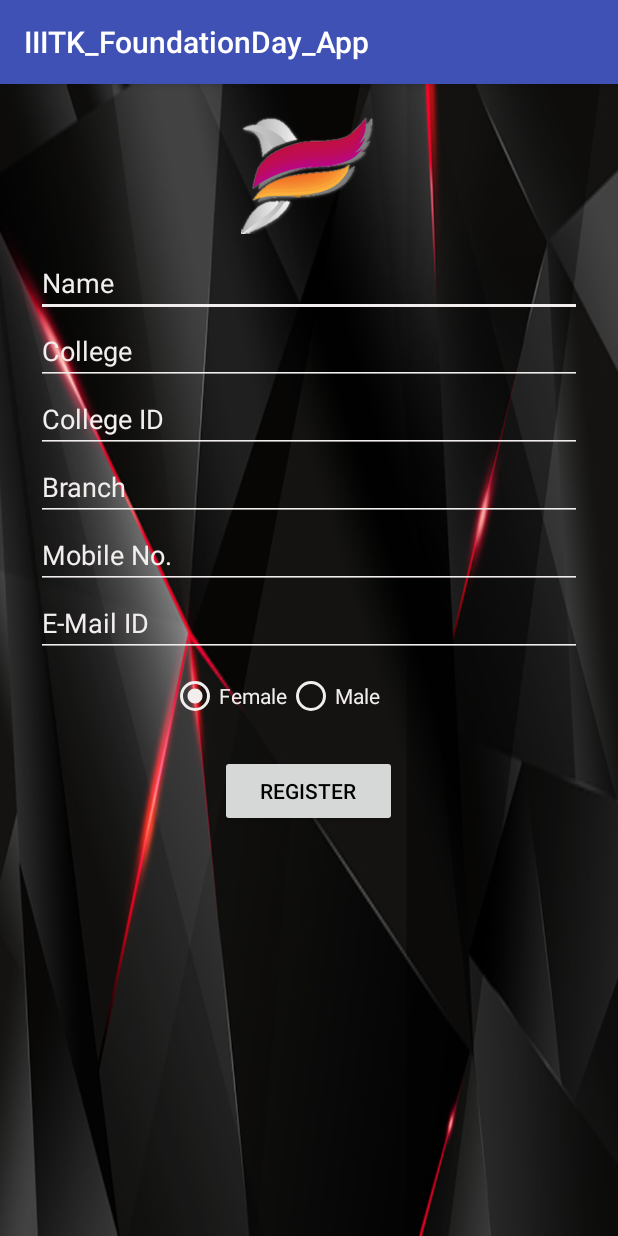
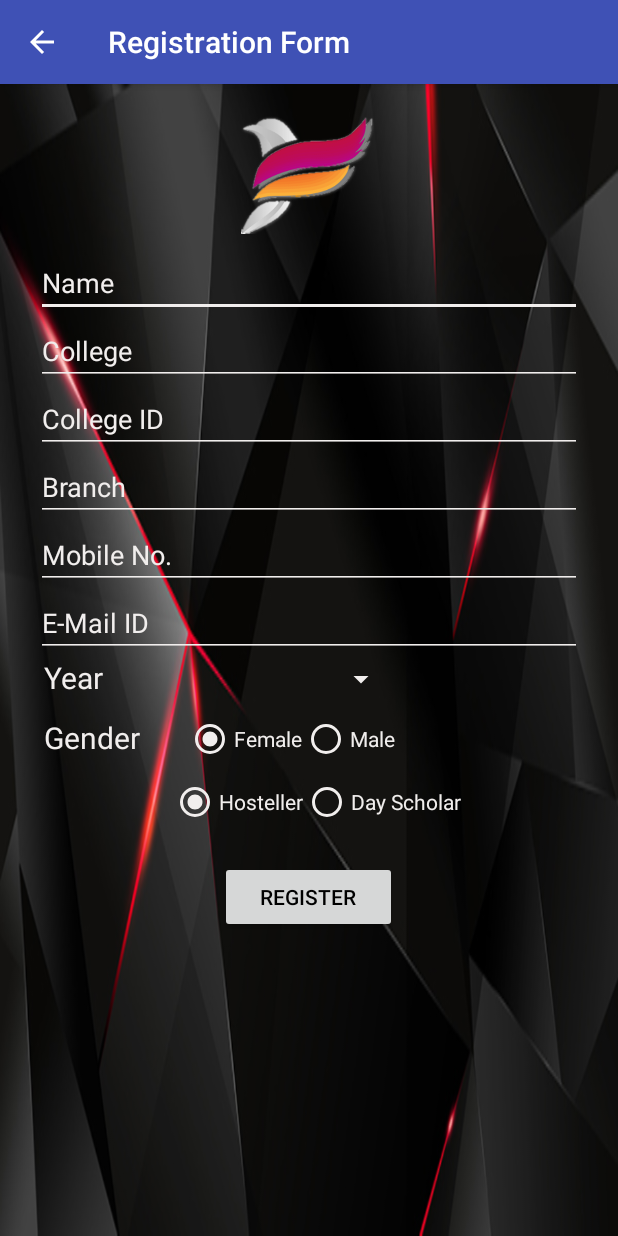
Before and after one commit to sahilayank91/IIITK_FoundationDay_App, an Android app: the Register screen opened directly, with no data from a screen before it, on a phone screen of 412 x 824 dp. Run offline under Robolectric (Android 15) with nearby library versions, the phone set to English and light mode, and no system bars; our stand-ins replace Firebase (no records; nobody signed in at launch, a user with empty details on screens opened directly).

Commit message:
Gender and Mode of Stay updated

```diff
--- a/app/src/main/java/sahil/iiitk_foundationday_app/Register.java
+++ b/app/src/main/java/sahil/iiitk_foundationday_app/Register.java
@@ -7,9 +7,11 @@ import android.support.v7.app.AppCompatActivity;
 import android.os.Bundle;
 import android.util.Log;
 import android.view.View;
+import android.widget.ArrayAdapter;
 import android.widget.EditText;
 import android.widget.RadioButton;
 import android.widget.RadioGroup;
+import android.widget.Spinner;
 import android.widget.Toast;
 import android.util.Patterns;
 
@@ -32,17 +34,23 @@ public class Register extends AppCompatActivity {
     public FirebaseDatabase database;
     public SharedPreferences userdetails;
     public EditText name, college, college_id, department, phone, email;
-    public RadioGroup radioGroup;
-    public RadioButton radioButton;
-    public int selectedId;
+    public RadioGroup radioGroup, mocGroup;
+    public RadioButton radioButton, mocButton;
+    public int selectedId, mocID;
     public String regphone = "^[6789]\\d{9}$";
-    public String gender="", body="", bundle_name="", bundle_email="", bundle_phone="";
+    public String gender = "Female", body = "", bundle_name = "", bundle_email = "", bundle_phone = "", year = "", mos = "Hosteller";
     User user = new User();
 
     @Override
     protected void onCreate(Bundle savedInstanceState) {
         super.onCreate(savedInstanceState);
         setContentView(R.layout.activity_register);
+
+        if(getSupportActionBar() != null){
+            getSupportActionBar().setTitle("Registration Form");
+            getSupportActionBar().setHomeButtonEnabled(true);
+            getSupportActionBar().setDisplayHomeAsUpEnabled(true);
+        }
 
         setRequestedOrientation(ActivityInfo.SCREEN_ORIENTATION_PORTRAIT);
 
@@ -65,7 +73,18 @@ public class Register extends AppCompatActivity {
             email.setText(bundle_email);
             phone.setText(bundle_phone);
         }
+
+        String[] arraySpinner = new String[] {
+                "1", "2", "3", "4"
+        };
+        Spinner s = (Spinner) findViewById(R.id.Year);
+        ArrayAdapter<String> adapter = new ArrayAdapter<String>(this,
+                android.R.layout.simple_spinner_item, arraySpinner);
+        adapter.setDropDownViewResource(android.R.layout.simple_spinner_dropdown_item);
+        s.setAdapter(adapter);
+        year = s.getSelectedItem().toString();
     }
+
 
     public void onRadioButtonClicked(View view){
         radioGroup = (RadioGroup) findViewById(R.id.rad);
@@ -74,6 +93,14 @@ public class Register extends AppCompatActivity {
         // find the radiobutton by returned id
         radioButton = (RadioButton) findViewById(selectedId);
         gender = radioButton.getText().toString();
+    }
+
+    public void onMocButtonClicked(View view){
+        mocGroup = (RadioGroup)findViewById(R.id.moc);
+        mocID = mocGroup.getCheckedRadioButtonId();
+
+        mocButton = (RadioButton)findViewById(mocID);
+        mos = mocButton.getText().toString();
     }
 
     public void getFFid(){
@@ -162,6 +189,16 @@ public class Register extends AppCompatActivity {
             flag = 1;
         }
 
+        if(year.length() == 0){
+            Toast.makeText(this, "Enter correct year", Toast.LENGTH_SHORT).show();
+            flag = 1;
+        }
+
+        if(mocID < 0){
+            mocButton.setError("Mode of Stay is required!");
+            flag = 1;
+        }
+
         if(flag == 0)
             return true;
         else
@@ -179,6 +216,8 @@ public class Register extends AppCompatActivity {
             user.setCollege(college.getText().toString());
             user.setCollegeid(college_id.getText().toString());
             user.setGender(gender);
+            user.setYear(year);
+            user.setMos(mos);
             getFFid();
         }
         else{
@@ -203,6 +242,9 @@ public class Register extends AppCompatActivity {
         editor.putString("college",college.getText().toString());
         editor.putString("collegeid",college_id.getText().toString());
         editor.putString("gender", gender);
+        editor.putString("Year", year);
+        editor.putString("MOS", mos);
+        editor.putString("FFID", ""+id);
         editor.apply();
     }
 }
--- a/app/src/main/java/sahil/iiitk_foundationday_app/model/User.java
+++ b/app/src/main/java/sahil/iiitk_foundationday_app/model/User.java
@@ -9,7 +9,7 @@ import org.json.JSONObject;
 public class User {
 
 	private long user_id;
-	private String name,email,password,salt,phone,otp,department,college,collegeid, gender;
+	private String name,email,password,salt,phone,otp,department,college,collegeid, gender, year, mos;
 	private int account_level;
 
 
@@ -28,6 +28,8 @@ public class User {
 		if(author.has("college"))this.college = author.getString("college");
 		if(author.has("collegeid"))this.collegeid = author.getString("collegeid");
 		if(author.has("gender"))this.gender = author.getString("gender");
+		if(author.has("year"))this.year = author.getString("year");
+		if(author.has("mos"))this.mos = author.getString("mos");
 	}
 
 	public User(Context context){
@@ -80,10 +82,12 @@ public class User {
 	}
 	public String getOTP(){ return otp;}
 	public void setOtp(String otp){this.otp = otp; }
-
+	public String getYear(){ return year;}
+	public void setYear(String year){this.year = year; }
 	public String getGender(){ return gender;}
 	public void setGender(String gender){this.gender = gender; }
-
+	public String getMos(){ return mos;}
+	public void setMos(String mos){this.mos = mos; }
 	public String getDepartment(){return this.department;}
 	public void setDepartment(String department){this.department = department;}
 
--- a/app/src/main/res/layout/activity_register.xml
+++ b/app/src/main/res/layout/activity_register.xml
@@ -107,13 +107,45 @@
             android:textColor="@color/offwhite"
             android:textColorHint="@color/offwhite" />
 
+        <TextView
+            android:layout_width="100dp"
+            android:layout_height="35dp"
+            android:layout_below="@id/email_input"
+            android:id="@+id/textyear"
+            android:textColor="@color/offwhite"
+            android:paddingStart="5dp"
+            android:text="@string/year"
+            android:textSize="20dp"/>
+
+        <Spinner
+            android:id="@+id/Year"
+            android:layout_width="100dp"
+            android:layout_height="30dp"
+            android:layout_alignEnd="@+id/submit"
+            android:layout_alignTop="@+id/textyear"
+            android:backgroundTint="@color/offwhite"
+            android:paddingStart="150dp"
+            android:textAlignment="center"
+            android:spinnerMode="dialog"/>
+
+        <TextView
+            android:layout_width="100dp"
+            android:layout_height="35dp"
+            android:layout_below="@id/Year"
+            android:id="@+id/gend"
+            android:textSize="20dp"
+            android:text="@string/Gender"
+            android:paddingTop="10dp"
+            android:paddingStart="5dp"
+            android:textColor="@color/offwhite"/>
+
     <RadioGroup xmlns:android="http://schemas.android.com/apk/res/android"
         android:id="@+id/rad"
         android:layout_width="fill_parent"
         android:layout_height="wrap_content"
-        android:paddingLeft="90dp"
-        android:paddingTop="10dp"
-        android:layout_below="@id/email_input"
+        android:paddingStart="100dp"
+        android:paddingTop="3dp"
+        android:layout_below="@id/textyear"
         android:backgroundTint="@color/offwhite"
         android:checkedButton="@id/female"
         android:orientation="horizontal">
@@ -137,11 +169,41 @@
             android:textColor="@color/offwhite" />
     </RadioGroup>
 
+        <RadioGroup xmlns:android="http://schemas.android.com/apk/res/android"
+            android:id="@+id/moc"
+            android:layout_width="fill_parent"
+            android:layout_height="wrap_content"
+            android:paddingStart="90dp"
+            android:paddingTop="10dp"
+            android:layout_below="@id/rad"
+            android:backgroundTint="@color/offwhite"
+            android:checkedButton="@id/hosteller"
+            android:orientation="horizontal">
+
+            <RadioButton
+                android:id="@+id/hosteller"
+                android:layout_width="wrap_content"
+                android:layout_height="wrap_content"
+                android:onClick="onMocButtonClicked"
+                android:text="Hosteller"
+                android:buttonTint="@color/offwhite"
+                android:textColor="@color/offwhite" />
+
+            <RadioButton
+                android:id="@+id/dayscholar"
+                android:layout_width="wrap_content"
+                android:layout_height="wrap_content"
+                android:buttonTint="@color/offwhite"
+                android:onClick="onMocButtonClicked"
+                android:text="Day Scholar"
+                android:textColor="@color/offwhite" />
+        </RadioGroup>
+
         <Button
             android:id="@+id/submit"
             android:layout_width="118dp"
             android:layout_height="48dp"
-            android:layout_below="@+id/rad"
+            android:layout_below="@+id/moc"
             android:layout_centerHorizontal="true"
             android:layout_marginTop="23dp"
             android:onClick="sendMessage"
--- a/app/src/main/res/values/strings.xml
+++ b/app/src/main/res/values/strings.xml
@@ -1,3 +1,7 @@
 <resources>
     <string name="app_name">IIITK_FoundationDay_App</string>
+
+    <string name="year">Year</string>
+    <string name="Gender">Gender</string>
+    <string name="title">Registration Form</string>
 </resources>
```
